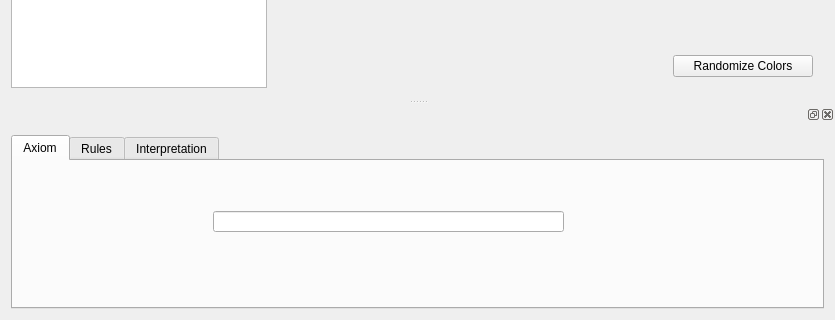
Before: the Qt Designer form mainwindow.ui in osmehlik/l-systems-vis, drawn with Qt 5; both pictures show x 0 to 835 and y 302 to 622 of the 835 by 622 pixel window.
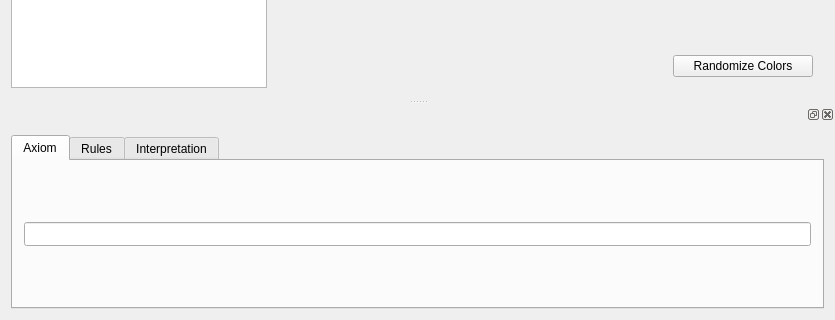
After: the same form once the commit is applied. The open tabs and pages were chosen to show the change. Custom widgets are drawn as their Qt base class.

Commit message: Better positioning & sizing of axiom text entry. Can remove interpretations (closes #1).

```diff
--- a/mainwindow.ui
+++ b/mainwindow.ui
@@ -102,16 +102,30 @@
         <attribute name="title">
          <string>Axiom</string>
         </attribute>
-        <widget class="QLineEdit" name="axiomLineEdit">
-         <property name="geometry">
-          <rect>
-           <x>200</x>
-           <y>50</y>
-           <width>351</width>
-           <height>21</height>
-          </rect>
-         </property>
-        </widget>
+        <layout class="QVBoxLayout" name="verticalLayout_7">
+         <item>
+          <widget class="QLineEdit" name="axiomLineEdit">
+           <property name="sizePolicy">
+            <sizepolicy hsizetype="Expanding" vsizetype="Minimum">
+             <horstretch>0</horstretch>
+             <verstretch>0</verstretch>
+            </sizepolicy>
+           </property>
+           <property name="minimumSize">
+            <size>
+             <width>0</width>
+             <height>24</height>
+            </size>
+           </property>
+           <property name="maximumSize">
+            <size>
+             <width>16777215</width>
+             <height>24</height>
+            </size>
+           </property>
+          </widget>
+         </item>
+        </layout>
        </widget>
        <widget class="QWidget" name="tabRules">
         <attribute name="title">
```
Left out of the diff: 4 changed lines with no effect on the pictures. The commit also changes 8 other files.
